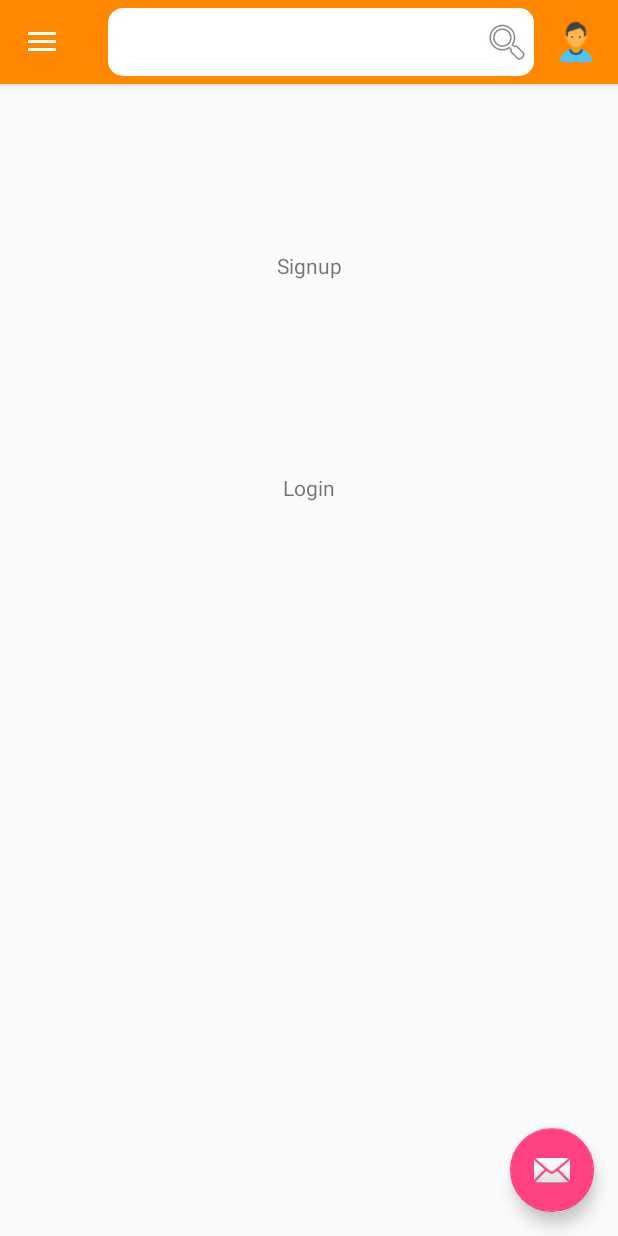
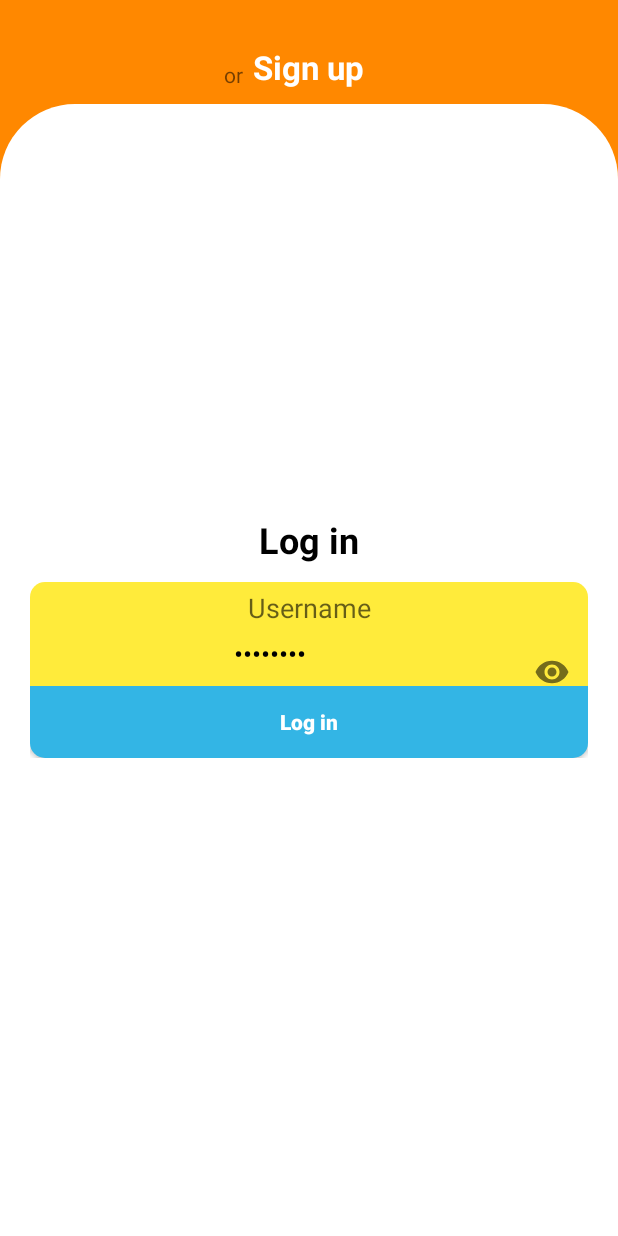
Before and after one commit to hssahdev/EventoxApp, an Android app: the HomeActivity screen opened directly, with no data from a screen before it, after a tap on "Settings", on a phone screen of 412 x 824 dp. Run offline under Robolectric (Android 15) with nearby library versions, the phone set to English and light mode, and no system bars.

Commit message:
UserActivty uses fragments for signup and login

```diff
--- a/app/src/main/AndroidManifest.xml
+++ b/app/src/main/AndroidManifest.xml
@@ -20,9 +20,7 @@
                 <category android:name="android.intent.category.LAUNCHER" />
             </intent-filter>
         </activity>
-        <activity
-            android:name=".LoginActivity"/>
-        <activity android:name=".SignupActivity"/>
+        <activity android:name=".User.UserActivity"></activity>
     </application>
 
 </manifest>
--- a/app/src/main/java/com/eventox/android/eventox/HomeActivity.java
+++ b/app/src/main/java/com/eventox/android/eventox/HomeActivity.java
@@ -13,7 +13,8 @@ import android.support.v7.widget.Toolbar;
 import android.view.Menu;
 import android.view.MenuItem;
 import android.view.View;
-import android.widget.TextView;
+
+import com.eventox.android.eventox.User.UserActivity;
 
 public class HomeActivity extends AppCompatActivity
         implements NavigationView.OnNavigationItemSelectedListener {
@@ -43,23 +44,6 @@ public class HomeActivity extends AppCompatActivity
         NavigationView navigationView = (NavigationView) findViewById(R.id.nav_view);
         navigationView.setNavigationItemSelectedListener(this);
 
-        TextView textView = findViewById(R.id.login);
-        textView.setOnClickListener(new View.OnClickListener() {
-            @Override
-            public void onClick(View view) {
-                Intent intent = new Intent(HomeActivity.this, LoginActivity.class);
-                startActivity(intent);
-            }
-        });
-
-        TextView textView2 = findViewById(R.id.signup);
-        textView2.setOnClickListener(new View.OnClickListener() {
-            @Override
-            public void onClick(View view) {
-                Intent intent = new Intent(HomeActivity.this, SignupActivity.class);
-                startActivity(intent);
-            }
-        });
     }
 
     @Override
@@ -88,6 +72,7 @@ public class HomeActivity extends AppCompatActivity
 
         //noinspection SimplifiableIfStatement
         if (id == R.id.userProfile) {
+            startActivity(new Intent(this, UserActivity.class));
             return true;
         }
 
--- /dev/null
+++ b/app/src/main/java/com/eventox/android/eventox/User/LoginFragment.java
@@ -0,0 +1,117 @@
+package com.eventox.android.eventox.User;
+
+import android.content.Context;
+import android.os.Bundle;
+import android.support.v4.app.Fragment;
+import android.view.LayoutInflater;
+import android.view.View;
+import android.view.ViewGroup;
+
+import com.eventox.android.eventox.R;
+
+/**
+ * A simple {@link Fragment} subclass.
+ * Activities that contain this fragment must implement the
+ * {@link LoginFragment.OnFragmentInteractionListener} interface
+ * to handle interaction events.
+ * Use the {@link LoginFragment#newInstance} factory method to
+ * create an instance of this fragment.
+ */
+public class LoginFragment extends Fragment {
+    // TODO: Rename parameter arguments, choose names that match
+    // the fragment initialization parameters, e.g. ARG_ITEM_NUMBER
+    private static final String ARG_PARAM1 = "param1";
+    private static final String ARG_PARAM2 = "param2";
+
+    // TODO: Rename and change types of parameters
+    private String mParam1;
+    private String mParam2;
+
+    private OnFragmentInteractionListener mListener;
+
+    public LoginFragment() {
+        // Required empty public constructor
+    }
+
+    /**
+     * Use this factory method to create a new instance of
+     * this fragment using the provided parameters.
+     *
+     * @param param1 Parameter 1.
+     * @param param2 Parameter 2.
+     * @return A new instance of fragment LoginFragment.
+     */
+    // TODO: Rename and change types and number of parameters
+    public static LoginFragment newInstance(String param1, String param2) {
+        LoginFragment fragment = new LoginFragment();
+        Bundle args = new Bundle();
+        args.putString(ARG_PARAM1, param1);
+        args.putString(ARG_PARAM2, param2);
+        fragment.setArguments(args);
+        return fragment;
+    }
+
+    @Override
+    public void onCreate(Bundle savedInstanceState) {
+        super.onCreate(savedInstanceState);
+        if (getArguments() != null) {
+            mParam1 = getArguments().getString(ARG_PARAM1);
+            mParam2 = getArguments().getString(ARG_PARAM2);
+        }
+    }
+
+    @Override
+    public View onCreateView(LayoutInflater inflater, ViewGroup container,
+                             Bundle savedInstanceState) {
+        // Inflate the layout for this fragment
+        View root = inflater.inflate(R.layout.fragment_login, container, false);
+
+        root.findViewById(R.id.SignUp_Heading).setOnClickListener(new View.OnClickListener() {
+            @Override
+            public void onClick(View view) {
+                onButtonPressed();
+            }
+        });
+
+        return root;
+    }
+
+    // TODO: Rename method, update argument and hook method into UI event
+    public void onButtonPressed() {
+        if (mListener != null) {
+            mListener.onSignupClicked();
+        }
+    }
+
+    @Override
+    public void onAttach(Context context) {
+        super.onAttach(context);
+        if (context instanceof OnFragmentInteractionListener) {
+            mListener = (OnFragmentInteractionListener) context;
+        } else {
+            throw new RuntimeException(context.toString()
+                    + " must implement OnFragmentInteractionListener");
+        }
+    }
+
+    @Override
+    public void onDetach() {
+        super.onDetach();
+        mListener = null;
+    }
+
+    /**
+     * This interface must be implemented by activities that contain this
+     * fragment to allow an interaction in this fragment to be communicated
+     * to the activity and potentially other fragments contained in that
+     * activity.
+     * <p>
+     * See the Android Training lesson <a href=
+     * "http://developer.android.com/training/basics/fragments/communicating.html"
+     * >Communicating with Other Fragments</a> for more information.
+     */
+    public interface OnFragmentInteractionListener {
+        // TODO: Update argument type and name
+        void onSignupClicked();
+    }
+}
--- /dev/null
+++ b/app/src/main/java/com/eventox/android/eventox/User/UserActivity.java
@@ -0,0 +1,38 @@
+package com.eventox.android.eventox.User;
+
+import android.os.Bundle;
+import android.support.v4.app.FragmentTransaction;
+import android.support.v7.app.AppCompatActivity;
+
+import com.eventox.android.eventox.R;
+
+public class UserActivity extends AppCompatActivity implements LoginFragment.OnFragmentInteractionListener,SignupFragment.OnFragmentInteractionListener{
+
+    @Override
+    protected void onCreate(Bundle savedInstanceState) {
+        super.onCreate(savedInstanceState);
+        setContentView(R.layout.activity_user);
+        getSupportActionBar().hide();
+
+        LoginFragment fragment = new LoginFragment();
+        getSupportFragmentManager().beginTransaction().setTransition(FragmentTransaction.TRANSIT_FRAGMENT_OPEN)
+                .add(R.id.frameLayout,fragment)
+                .commit();
+    }
+
+    @Override
+    public void onSignupClicked() {
+        getSupportFragmentManager()
+                .beginTransaction().setTransition(FragmentTransaction.TRANSIT_EXIT_MASK)
+                .replace(R.id.frameLayout,new SignupFragment())
+                .commit();
+    }
+
+    @Override
+    public void onLoginClicked() {
+        getSupportFragmentManager().
+                beginTransaction().setTransition(FragmentTransaction.TRANSIT_ENTER_MASK).
+                replace(R.id.frameLayout,new LoginFragment())
+                .commit();
+    }
+}
--- /dev/null
+++ b/app/src/main/res/layout/activity_user.xml
@@ -0,0 +1,10 @@
+<?xml version="1.0" encoding="utf-8"?>
+<FrameLayout xmlns:android="http://schemas.android.com/apk/res/android"
+    xmlns:app="http://schemas.android.com/apk/res-auto"
+    xmlns:tools="http://schemas.android.com/tools"
+    android:layout_width="match_parent"
+    android:layout_height="match_parent"
+    android:id="@+id/frameLayout"
+    tools:context=".User.UserActivity">
+
+</FrameLayout>
--- a/app/src/main/res/layout/content_home.xml
+++ b/app/src/main/res/layout/content_home.xml
@@ -8,26 +8,5 @@
     tools:context=".HomeActivity"
     tools:showIn="@layout/app_bar_home">
 
-    <TextView
-        android:id="@+id/signup"
-        android:layout_width="wrap_content"
-        android:layout_height="19dp"
-        android:layout_marginTop="111dp"
-        android:text="Signup"
-        app:layout_constraintEnd_toEndOf="parent"
-        app:layout_constraintStart_toStartOf="parent"
-        app:layout_constraintTop_toTopOf="parent" />
-
-    <TextView
-        android:id="@+id/login"
-        android:layout_width="wrap_content"
-        android:layout_height="19dp"
-        android:layout_marginBottom="489dp"
-        android:layout_marginTop="56dp"
-        android:text="Login"
-        app:layout_constraintBottom_toBottomOf="parent"
-        app:layout_constraintEnd_toEndOf="parent"
-        app:layout_constraintStart_toStartOf="parent"
-        app:layout_constraintTop_toBottomOf="@+id/textView" />
 
 </android.support.constraint.ConstraintLayout>
--- a/app/src/main/res/layout/activity_login.xml
+++ b/app/src/main/res/layout/fragment_login.xml
@@ -1,10 +1,10 @@
 <?xml version="1.0" encoding="utf-8"?>
-<android.support.constraint.ConstraintLayout xmlns:android="http://schemas.android.com/apk/res/android"
-    xmlns:app="http://schemas.android.com/apk/res-auto"
+<FrameLayout xmlns:android="http://schemas.android.com/apk/res/android"
     xmlns:tools="http://schemas.android.com/tools"
     android:layout_width="match_parent"
     android:layout_height="match_parent"
-    tools:context=".LoginActivity">
+    xmlns:app="http://schemas.android.com/apk/res-auto"
+    tools:context=".User.LoginFragment">
 
     <RelativeLayout
         android:layout_width="match_parent"
@@ -109,4 +109,4 @@
         </RelativeLayout>
     </RelativeLayout>
 
-</android.support.constraint.ConstraintLayout>
+</FrameLayout>
--- a/app/src/main/res/values/strings.xml
+++ b/app/src/main/res/values/strings.xml
@@ -6,4 +6,7 @@
     <string name="nav_header_subtitle">android.studio@android.com</string>
     <string name="nav_header_desc">Navigation header</string>
     <string name="action_settings">Settings</string>
+
+    <!-- TODO: Remove or change this placeholder text -->
+    <string name="hello_blank_fragment">Hello blank fragment</string>
 </resources>
```
Also changed, not shown: app/src/main/java/com/eventox/android/eventox/LoginActivity.java (deleted, +0 -23 lines), app/src/main/java/com/eventox/android/eventox/SignupActivity.java (deleted, +0 -23 lines), app/src/main/java/com/eventox/android/eventox/User/SignupFragment.java (added, +117 -0 lines), app/src/main/res/layout/fragment_signup.xml (renamed from app/src/main/res/layout/activity_signup.xml, +4 -6 lines). Lines whose indentation alone changed are shown as unchanged.
